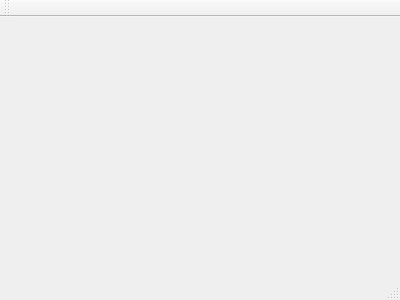
First picture: the form in src/Window_GalilMotionController/mainwindow.ui, repository dmherrington/ECM-Control-System, before the edit.
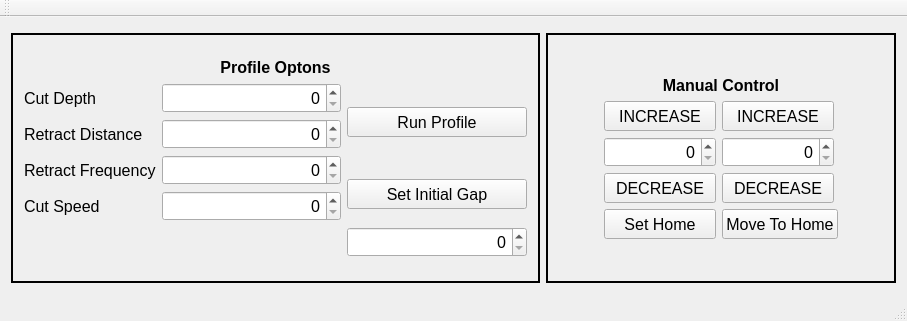
Second picture: the form after the edit.

What changed in the file:
```diff
--- a/src/Window_GalilMotionController/mainwindow.ui
+++ b/src/Window_GalilMotionController/mainwindow.ui
@@ -1,24 +1,572 @@
 <ui version="4.0">
  <class>MainWindow</class>
- <widget class="QMainWindow" name="MainWindow" >
-  <property name="geometry" >
+ <widget class="QMainWindow" name="MainWindow">
+  <property name="geometry">
    <rect>
     <x>0</x>
     <y>0</y>
-    <width>400</width>
-    <height>300</height>
+    <width>907</width>
+    <height>321</height>
    </rect>
   </property>
   <property name="windowTitle" >
    <string>MainWindow</string>
   </property>
-  <widget class="QMenuBar" name="menuBar" />
-  <widget class="QToolBar" name="mainToolBar" />
-  <widget class="QWidget" name="centralWidget" />
-  <widget class="QStatusBar" name="statusBar" />
+  <widget class="QWidget" name="centralWidget">
+   <layout class="QGridLayout" name="gridLayout_6">
+    <item row="0" column="0">
+     <widget class="QFrame" name="frame_ProfileOptions">
+      <property name="minimumSize">
+       <size>
+        <width>450</width>
+        <height>250</height>
+       </size>
+      </property>
+      <property name="frameShape">
+       <enum>QFrame::Box</enum>
+      </property>
+      <property name="frameShadow">
+       <enum>QFrame::Plain</enum>
+      </property>
+      <property name="lineWidth">
+       <number>2</number>
+      </property>
+      <layout class="QGridLayout" name="gridLayout_5">
+       <item row="0" column="0">
+        <layout class="QGridLayout" name="gridLayout_4">
+         <item row="0" column="0">
+          <widget class="QLabel" name="label_ManualControl_2">
+           <property name="sizePolicy">
+            <sizepolicy hsizetype="Preferred" vsizetype="Fixed">
+             <horstretch>0</horstretch>
+             <verstretch>0</verstretch>
+            </sizepolicy>
+           </property>
+           <property name="font">
+            <font>
+             <pointsize>12</pointsize>
+             <weight>75</weight>
+             <bold>true</bold>
+            </font>
+           </property>
+           <property name="text">
+            <string>Profile Optons</string>
+           </property>
+           <property name="alignment">
+            <set>Qt::AlignCenter</set>
+           </property>
+          </widget>
+         </item>
+         <item row="1" column="0">
+          <layout class="QGridLayout" name="gridLayout_3">
+           <item row="0" column="0" rowspan="2">
+            <layout class="QFormLayout" name="formLayout_6">
+             <property name="sizeConstraint">
+              <enum>QLayout::SetFixedSize</enum>
+             </property>
+             <item row="0" column="0">
+              <widget class="QLabel" name="label_3">
+               <property name="minimumSize">
+                <size>
+                 <width>120</width>
+                 <height>0</height>
+                </size>
+               </property>
+               <property name="font">
+                <font>
+                 <pointsize>12</pointsize>
+                </font>
+               </property>
+               <property name="text">
+                <string>Cut Depth</string>
+               </property>
+              </widget>
+             </item>
+             <item row="0" column="1">
+              <widget class="QSpinBox" name="spinBox_CutDepth">
+               <property name="minimumSize">
+                <size>
+                 <width>110</width>
+                 <height>30</height>
+                </size>
+               </property>
+               <property name="font">
+                <font>
+                 <pointsize>12</pointsize>
+                </font>
+               </property>
+               <property name="alignment">
+                <set>Qt::AlignRight|Qt::AlignTrailing|Qt::AlignVCenter</set>
+               </property>
+              </widget>
+             </item>
+             <item row="1" column="0">
+              <widget class="QLabel" name="label">
+               <property name="minimumSize">
+                <size>
+                 <width>120</width>
+                 <height>0</height>
+                </size>
+               </property>
+               <property name="font">
+                <font>
+                 <pointsize>12</pointsize>
+                </font>
+               </property>
+               <property name="text">
+                <string>Retract Distance</string>
+               </property>
+              </widget>
+             </item>
+             <item row="1" column="1">
+              <widget class="QSpinBox" name="spinBox_RetractDistance">
+               <property name="minimumSize">
+                <size>
+                 <width>110</width>
+                 <height>30</height>
+                </size>
+               </property>
+               <property name="font">
+                <font>
+                 <pointsize>12</pointsize>
+                </font>
+               </property>
+               <property name="alignment">
+                <set>Qt::AlignRight|Qt::AlignTrailing|Qt::AlignVCenter</set>
+               </property>
+              </widget>
+             </item>
+             <item row="2" column="0">
+              <widget class="QLabel" name="label_2">
+               <property name="minimumSize">
+                <size>
+                 <width>120</width>
+                 <height>0</height>
+                </size>
+               </property>
+               <property name="font">
+                <font>
+                 <pointsize>12</pointsize>
+                </font>
+               </property>
+               <property name="text">
+                <string>Retract Frequency</string>
+               </property>
+              </widget>
+             </item>
+             <item row="2" column="1">
+              <widget class="QSpinBox" name="spinBox_RetractFrequency">
+               <property name="minimumSize">
+                <size>
+                 <width>110</width>
+                 <height>30</height>
+                </size>
+               </property>
+               <property name="font">
+                <font>
+                 <pointsize>12</pointsize>
+                </font>
+               </property>
+               <property name="alignment">
+                <set>Qt::AlignRight|Qt::AlignTrailing|Qt::AlignVCenter</set>
+               </property>
+              </widget>
+             </item>
+             <item row="3" column="0">
+              <widget class="QLabel" name="label_4">
+               <property name="minimumSize">
+                <size>
+                 <width>120</width>
+                 <height>0</height>
+                </size>
+               </property>
+               <property name="font">
+                <font>
+                 <pointsize>12</pointsize>
+                </font>
+               </property>
+               <property name="text">
+                <string>Cut Speed</string>
+               </property>
+              </widget>
+             </item>
+             <item row="3" column="1">
+              <widget class="QSpinBox" name="spinBox_CutSpeed">
+               <property name="minimumSize">
+                <size>
+                 <width>110</width>
+                 <height>30</height>
+                </size>
+               </property>
+               <property name="font">
+                <font>
+                 <pointsize>12</pointsize>
+                </font>
+               </property>
+               <property name="alignment">
+                <set>Qt::AlignRight|Qt::AlignTrailing|Qt::AlignVCenter</set>
+               </property>
+              </widget>
+             </item>
+            </layout>
+           </item>
+           <item row="0" column="1">
+            <widget class="QPushButton" name="pushButton_RunProfile">
+             <property name="sizePolicy">
+              <sizepolicy hsizetype="Fixed" vsizetype="Fixed">
+               <horstretch>0</horstretch>
+               <verstretch>0</verstretch>
+              </sizepolicy>
+             </property>
+             <property name="minimumSize">
+              <size>
+               <width>180</width>
+               <height>30</height>
+              </size>
+             </property>
+             <property name="font">
+              <font>
+               <pointsize>12</pointsize>
+              </font>
+             </property>
+             <property name="text">
+              <string>Run Profile</string>
+             </property>
+            </widget>
+           </item>
+           <item row="1" column="1">
+            <widget class="QPushButton" name="pushButton_SetInitialGap">
+             <property name="sizePolicy">
+              <sizepolicy hsizetype="Fixed" vsizetype="Fixed">
+               <horstretch>0</horstretch>
+               <verstretch>0</verstretch>
+              </sizepolicy>
+             </property>
+             <property name="minimumSize">
+              <size>
+               <width>180</width>
+               <height>30</height>
+              </size>
+             </property>
+             <property name="font">
+              <font>
+               <pointsize>12</pointsize>
+              </font>
+             </property>
+             <property name="text">
+              <string>Set Initial Gap</string>
+             </property>
+            </widget>
+           </item>
+           <item row="2" column="1">
+            <widget class="QSpinBox" name="spinBox_Jog_6">
+             <property name="minimumSize">
+              <size>
+               <width>180</width>
+               <height>30</height>
+              </size>
+             </property>
+             <property name="font">
+              <font>
+               <pointsize>12</pointsize>
+              </font>
+             </property>
+             <property name="alignment">
+              <set>Qt::AlignRight|Qt::AlignTrailing|Qt::AlignVCenter</set>
+             </property>
+            </widget>
+           </item>
+          </layout>
+         </item>
+        </layout>
+       </item>
+      </layout>
+     </widget>
+    </item>
+    <item row="0" column="1">
+     <widget class="QFrame" name="frame_MaunalControl">
+      <property name="sizePolicy">
+       <sizepolicy hsizetype="Fixed" vsizetype="Fixed">
+        <horstretch>0</horstretch>
+        <verstretch>0</verstretch>
+       </sizepolicy>
+      </property>
+      <property name="minimumSize">
+       <size>
+        <width>350</width>
+        <height>250</height>
+       </size>
+      </property>
+      <property name="frameShape">
+       <enum>QFrame::Box</enum>
+      </property>
+      <property name="frameShadow">
+       <enum>QFrame::Plain</enum>
+      </property>
+      <property name="lineWidth">
+       <number>2</number>
+      </property>
+      <layout class="QGridLayout" name="gridLayout_2">
+       <item row="0" column="0">
+        <layout class="QGridLayout" name="gridLayout">
+         <property name="sizeConstraint">
+          <enum>QLayout::SetFixedSize</enum>
+         </property>
+         <property name="leftMargin">
+          <number>2</number>
+         </property>
+         <property name="topMargin">
+          <number>2</number>
+         </property>
+         <property name="rightMargin">
+          <number>2</number>
+         </property>
+         <property name="bottomMargin">
+          <number>2</number>
+         </property>
+         <item row="0" column="0" colspan="2">
+          <widget class="QLabel" name="label_ManualControl">
+           <property name="sizePolicy">
+            <sizepolicy hsizetype="Preferred" vsizetype="Fixed">
+             <horstretch>0</horstretch>
+             <verstretch>0</verstretch>
+            </sizepolicy>
+           </property>
+           <property name="font">
+            <font>
+             <pointsize>12</pointsize>
+             <weight>75</weight>
+             <bold>true</bold>
+            </font>
+           </property>
+           <property name="text">
+            <string>Manual Control</string>
+           </property>
+           <property name="alignment">
+            <set>Qt::AlignCenter</set>
+           </property>
+          </widget>
+         </item>
+         <item row="1" column="0">
+          <widget class="QPushButton" name="pushButton_IncreaseJog">
+           <property name="sizePolicy">
+            <sizepolicy hsizetype="Fixed" vsizetype="Fixed">
+             <horstretch>0</horstretch>
+             <verstretch>0</verstretch>
+            </sizepolicy>
+           </property>
+           <property name="minimumSize">
+            <size>
+             <width>112</width>
+             <height>30</height>
+            </size>
+           </property>
+           <property name="font">
+            <font>
+             <pointsize>12</pointsize>
+            </font>
+           </property>
+           <property name="text">
+            <string>INCREASE</string>
+           </property>
+          </widget>
+         </item>
+         <item row="1" column="1">
+          <widget class="QPushButton" name="pushButton_IncreaseRelativeMove">
+           <property name="sizePolicy">
+            <sizepolicy hsizetype="Fixed" vsizetype="Fixed">
+             <horstretch>0</horstretch>
+             <verstretch>0</verstretch>
+            </sizepolicy>
+           </property>
+           <property name="minimumSize">
+            <size>
+             <width>112</width>
+             <height>30</height>
+            </size>
+           </property>
+           <property name="font">
+            <font>
+             <pointsize>12</pointsize>
+            </font>
+           </property>
+           <property name="text">
+            <string>INCREASE</string>
+           </property>
+          </widget>
+         </item>
+         <item row="2" column="0">
+          <widget class="QSpinBox" name="spinBox_Jog">
+           <property name="sizePolicy">
+            <sizepolicy hsizetype="Fixed" vsizetype="Fixed">
+             <horstretch>0</horstretch>
+             <verstretch>0</verstretch>
+            </sizepolicy>
+           </property>
+           <property name="minimumSize">
+            <size>
+             <width>112</width>
+             <height>30</height>
+            </size>
+           </property>
+           <property name="font">
+            <font>
+             <pointsize>12</pointsize>
+            </font>
+           </property>
+           <property name="alignment">
+            <set>Qt::AlignRight|Qt::AlignTrailing|Qt::AlignVCenter</set>
+           </property>
+          </widget>
+         </item>
+         <item row="2" column="1">
+          <widget class="QSpinBox" name="spinBox_RelativeMove">
+           <property name="sizePolicy">
+            <sizepolicy hsizetype="Fixed" vsizetype="Fixed">
+             <horstretch>0</horstretch>
+             <verstretch>0</verstretch>
+            </sizepolicy>
+           </property>
+           <property name="minimumSize">
+            <size>
+             <width>112</width>
+             <height>30</height>
+            </size>
+           </property>
+           <property name="font">
+            <font>
+             <pointsize>12</pointsize>
+            </font>
+           </property>
+           <property name="alignment">
+            <set>Qt::AlignRight|Qt::AlignTrailing|Qt::AlignVCenter</set>
+           </property>
+          </widget>
+         </item>
+         <item row="3" column="0">
+          <widget class="QPushButton" name="pushButton_DecreaseJog">
+           <property name="sizePolicy">
+            <sizepolicy hsizetype="Fixed" vsizetype="Fixed">
+             <horstretch>0</horstretch>
+             <verstretch>0</verstretch>
+            </sizepolicy>
+           </property>
+           <property name="minimumSize">
+            <size>
+             <width>112</width>
+             <height>30</height>
+            </size>
+           </property>
+           <property name="font">
+            <font>
+             <pointsize>12</pointsize>
+            </font>
+           </property>
+           <property name="text">
+            <string>DECREASE</string>
+           </property>
+          </widget>
+         </item>
+         <item row="3" column="1">
+          <widget class="QPushButton" name="pushButton_DecreaseRelativeMove">
+           <property name="sizePolicy">
+            <sizepolicy hsizetype="Fixed" vsizetype="Fixed">
+             <horstretch>0</horstretch>
+             <verstretch>0</verstretch>
+            </sizepolicy>
+           </property>
+           <property name="minimumSize">
+            <size>
+             <width>112</width>
+             <height>30</height>
+            </size>
+           </property>
+           <property name="font">
+            <font>
+             <pointsize>12</pointsize>
+            </font>
+           </property>
+           <property name="text">
+            <string>DECREASE</string>
+           </property>
+          </widget>
+         </item>
+         <item row="4" column="0">
+          <widget class="QPushButton" name="pushButton_SetHome">
+           <property name="sizePolicy">
+            <sizepolicy hsizetype="Fixed" vsizetype="Fixed">
+             <horstretch>0</horstretch>
+             <verstretch>0</verstretch>
+            </sizepolicy>
+           </property>
+           <property name="minimumSize">
+            <size>
+             <width>112</width>
+             <height>30</height>
+            </size>
+           </property>
+           <property name="font">
+            <font>
+             <pointsize>12</pointsize>
+            </font>
+           </property>
+           <property name="text">
+            <string>Set Home</string>
+           </property>
+          </widget>
+         </item>
+         <item row="4" column="1">
+          <widget class="QPushButton" name="pushButton_SetHome_2">
+           <property name="sizePolicy">
+            <sizepolicy hsizetype="Fixed" vsizetype="Fixed">
+             <horstretch>0</horstretch>
+             <verstretch>0</verstretch>
+            </sizepolicy>
+           </property>
+           <property name="minimumSize">
+            <size>
+             <width>112</width>
+             <height>30</height>
+            </size>
+           </property>
+           <property name="font">
+            <font>
+             <pointsize>12</pointsize>
+            </font>
+           </property>
+           <property name="text">
+            <string>Move To Home</string>
+           </property>
+          </widget>
+         </item>
+        </layout>
+       </item>
+      </layout>
+     </widget>
+    </item>
+   </layout>
+  </widget>
+  <widget class="QMenuBar" name="menuBar">
+   <property name="geometry">
+    <rect>
+     <x>0</x>
+     <y>0</y>
+     <width>907</width>
+     <height>21</height>
+    </rect>
+   </property>
+  </widget>
+  <widget class="QToolBar" name="mainToolBar">
+   <attribute name="toolBarArea">
+    <enum>TopToolBarArea</enum>
+   </attribute>
+   <attribute name="toolBarBreak">
+    <bool>false</bool>
+   </attribute>
+  </widget>
+  <widget class="QStatusBar" name="statusBar"/>
  </widget>
- <layoutDefault spacing="6" margin="11" />
- <pixmapfunction></pixmapfunction>
+ <layoutdefault spacing="6" margin="11"/>
  <resources/>
  <connections/>
 </ui>
```
Left out of the diff: 3 changed lines with no effect on the pictures.
